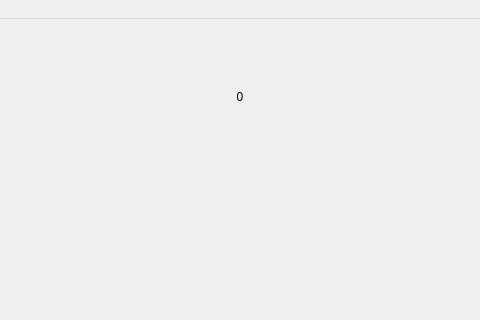
First picture: the form in chifoumivue.ui, repository BenjaminPeyre/Chifoumi-InterfaceGraphiqueQt, before the edit; both pictures show x 201 to 681 and y 0 to 320 of the 907 by 624 pixel window.
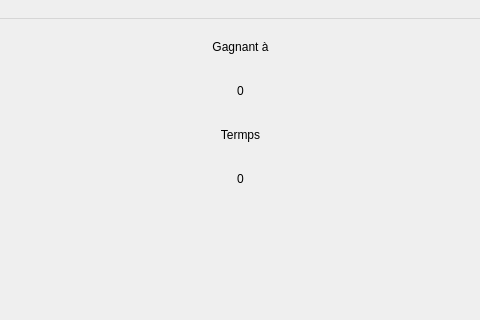
Second picture: the form after the edit. Icons and pictures are not drawn.

```diff
--- a/chifoumivue.ui
+++ b/chifoumivue.ui
@@ -102,6 +102,36 @@
           </item>
           <item>
            <layout class="QVBoxLayout" name="verticalLayout_3">
+            <item>
+             <widget class="QLabel" name="label">
+              <property name="text">
+               <string>Gagnant à</string>
+              </property>
+              <property name="alignment">
+               <set>Qt::AlignCenter</set>
+              </property>
+             </widget>
+            </item>
+            <item>
+             <widget class="QLabel" name="label_Nb_Score_Max">
+              <property name="text">
+               <string>0</string>
+              </property>
+              <property name="alignment">
+               <set>Qt::AlignCenter</set>
+              </property>
+             </widget>
+            </item>
+            <item>
+             <widget class="QLabel" name="label_2">
+              <property name="text">
+               <string>Termps</string>
+              </property>
+              <property name="alignment">
+               <set>Qt::AlignCenter</set>
+              </property>
+             </widget>
+            </item>
             <item>
              <widget class="QLabel" name="Chrono">
               <property name="text">
```
Left out of the diff: 9 changed lines with no effect on the pictures.
